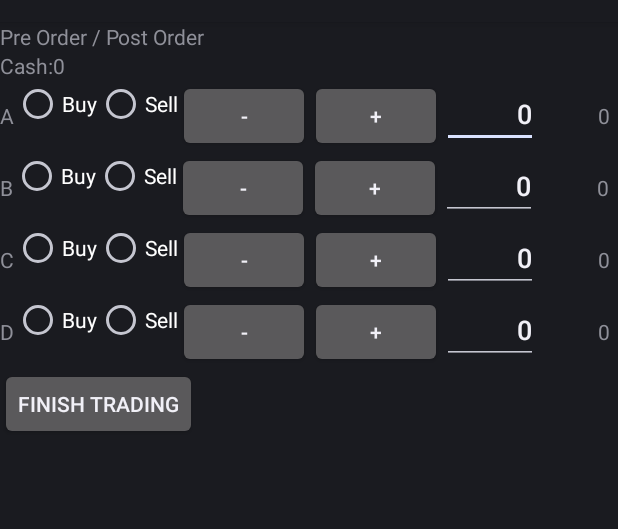
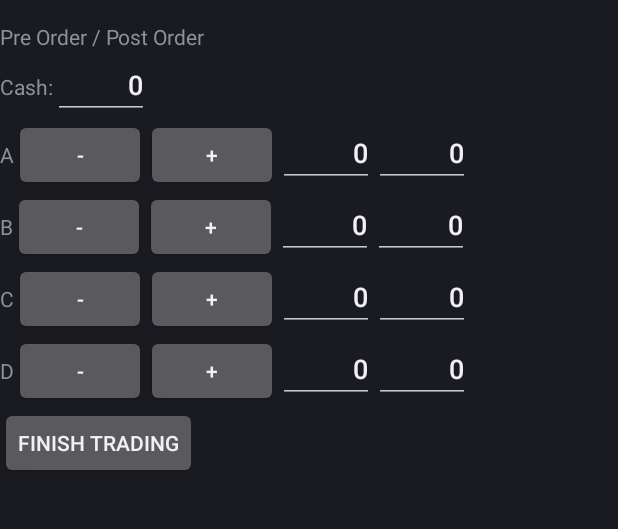
Before and after one commit to VelbazhdSoftwareLLC/Broker-1961-for-Android, an Android app: the BuySellActivity screen opened directly, with no data from a screen before it, on a phone screen of 412 x 824 dp, the part 62-591 px from its top. Run offline under Robolectric (Android 15) with nearby library versions, the light colour scheme and no system bars.

Commit message:
Better sell/buy interface has been implemented.

```diff
--- a/app/src/main/java/eu/veldsoft/broker/BuySellActivity.java
+++ b/app/src/main/java/eu/veldsoft/broker/BuySellActivity.java
@@ -3,10 +3,10 @@ package eu.veldsoft.broker;
 import android.app.Activity;
 import android.content.Intent;
 import android.os.Bundle;
+import android.util.Log;
 import android.view.View;
 import android.widget.Button;
 import android.widget.EditText;
-import android.widget.RadioButton;
 import android.widget.TextView;
 import android.widget.Toast;
 
@@ -21,6 +21,62 @@ public class BuySellActivity extends Activity {
     private int possibilities[] = {};
 
     /**
+     * Reference to the UI which shows the current cash, current shares, current price.
+     */
+    private EditText changes[] = new EditText[9];
+
+    /**
+     * Try to sell according to available shares.
+     *
+     * @param index The index of the company.
+     */
+    private void tryToSell(int index) {
+        int money = Integer.valueOf(changes[0].getText().toString());
+        int shares = Integer.valueOf(changes[index].getText().toString());
+        int price = Integer.valueOf(changes[index + 4].getText().toString());
+
+        /*
+         * Not enough shares to sell.
+         */
+        if (shares <= 0) {
+            return;
+        }
+
+        money += price;
+        shares--;
+
+        changes[0].setText("" + money);
+        changes[index].setText("" + shares);
+    }
+
+    /**
+     * Try to buy according to available money.
+     *
+     * @param index The index of the company.
+     */
+    private void tryToBuy(int index) {
+        int money = Integer.valueOf(changes[0].getText().toString());
+        int shares = Integer.valueOf(changes[index].getText().toString());
+        int price = Integer.valueOf(changes[index + 4].getText().toString());
+        Log.i("TAG01", "" + money);
+        Log.i("TAG01", "" + shares);
+        Log.i("TAG01", "" + price);
+
+        /*
+         * Not enough money to buy.
+         */
+        if (money < price) {
+            return;
+        }
+
+        shares++;
+        money -= price;
+
+        changes[0].setText("" + money);
+        changes[index].setText("" + shares);
+    }
+
+    /**
      * {@inheritDoc}
      */
     @Override
@@ -28,35 +84,105 @@ public class BuySellActivity extends Activity {
         super.onCreate(savedInstanceState);
         setContentView(R.layout.activity_buy_sell);
 
+        /*
+         * Reference to the current money UI.
+         */
+        changes[0] = (EditText) findViewById(R.id.availableCash);
+
+        /*
+         * References to the current shares UI.
+         */
+        changes[1] = (EditText) findViewById(R.id.aAmountNumber);
+        changes[2] = (EditText) findViewById(R.id.bAmountNumber);
+        changes[3] = (EditText) findViewById(R.id.cAmountNumber);
+        changes[4] = (EditText) findViewById(R.id.dAmountNumber);
+
+        /*
+         * References to the current prices UI.
+         */
+        changes[5] = (EditText) findViewById(R.id.aCurrentPrice);
+        changes[6] = (EditText) findViewById(R.id.bCurrentPrice);
+        changes[7] = (EditText) findViewById(R.id.cCurrentPrice);
+        changes[8] = (EditText) findViewById(R.id.dCurrentPrice);
+
+        findViewById(R.id.aMinus).setOnClickListener(new View.OnClickListener() {
+            @Override
+            public void onClick(View v) {
+                tryToSell(1);
+            }
+        });
+        findViewById(R.id.bMinus).setOnClickListener(new View.OnClickListener() {
+            @Override
+            public void onClick(View v) {
+                tryToSell(2);
+            }
+        });
+        findViewById(R.id.cMinus).setOnClickListener(new View.OnClickListener() {
+            @Override
+            public void onClick(View v) {
+                tryToSell(3);
+            }
+        });
+        findViewById(R.id.dMinus).setOnClickListener(new View.OnClickListener() {
+            @Override
+            public void onClick(View v) {
+                tryToSell(4);
+            }
+        });
+        findViewById(R.id.aPlus).setOnClickListener(new View.OnClickListener() {
+            @Override
+            public void onClick(View v) {
+                tryToBuy(1);
+            }
+        });
+        findViewById(R.id.bPlus).setOnClickListener(new View.OnClickListener() {
+            @Override
+            public void onClick(View v) {
+                tryToBuy(2);
+            }
+        });
+        findViewById(R.id.cPlus).setOnClickListener(new View.OnClickListener() {
+            @Override
+            public void onClick(View v) {
+                tryToBuy(3);
+            }
+        });
+        findViewById(R.id.dPlus).setOnClickListener(new View.OnClickListener() {
+            @Override
+            public void onClick(View v) {
+                tryToBuy(4);
+            }
+        });
+
         ((Button) findViewById(R.id.tradeFinish)).setOnClickListener(new View.OnClickListener() {
             @Override
             public void onClick(View view) {
                 int[] shares = {0, 0, 0, 0};
 
-                if (((RadioButton) findViewById(R.id.aBuyButton)).isChecked()) {
-                    shares[0] = Math.abs(Integer.valueOf(((EditText) findViewById(R.id.aAmountNumber)).getText().toString()));
-                }
-                if (((RadioButton) findViewById(R.id.aSellButton)).isChecked()) {
-                    shares[0] = -Math.abs(Integer.valueOf(((EditText) findViewById(R.id.aAmountNumber)).getText().toString()));
-                }
-                if (((RadioButton) findViewById(R.id.bBuyButton)).isChecked()) {
-                    shares[1] = Math.abs(Integer.valueOf(((EditText) findViewById(R.id.bAmountNumber)).getText().toString()));
-                }
-                if (((RadioButton) findViewById(R.id.bSellButton)).isChecked()) {
-                    shares[1] = -Math.abs(Integer.valueOf(((EditText) findViewById(R.id.bAmountNumber)).getText().toString()));
-                }
-                if (((RadioButton) findViewById(R.id.cBuyButton)).isChecked()) {
-                    shares[2] = Math.abs(Integer.valueOf(((EditText) findViewById(R.id.cAmountNumber)).getText().toString()));
-                }
-                if (((RadioButton) findViewById(R.id.cSellButton)).isChecked()) {
-                    shares[2] = -Math.abs(Integer.valueOf(((EditText) findViewById(R.id.cAmountNumber)).getText().toString()));
-                }
-                if (((RadioButton) findViewById(R.id.dBuyButton)).isChecked()) {
-                    shares[3] = Math.abs(Integer.valueOf(((EditText) findViewById(R.id.dAmountNumber)).getText().toString()));
-                }
-                if (((RadioButton) findViewById(R.id.dSellButton)).isChecked()) {
-                    shares[3] = -Math.abs(Integer.valueOf(((EditText) findViewById(R.id.dAmountNumber)).getText().toString()));
-                }
+//                if (((RadioButton) findViewById(R.id.aBuyButton)).isChecked()) {
+//                    shares[0] = Math.abs(Integer.valueOf(((EditText) findViewById(R.id.aAmountNumber)).getText().toString()));
+//                }
+//                if (((RadioButton) findViewById(R.id.aSellButton)).isChecked()) {
+//                    shares[0] = -Math.abs(Integer.valueOf(((EditText) findViewById(R.id.aAmountNumber)).getText().toString()));
+//                }
+//                if (((RadioButton) findViewById(R.id.bBuyButton)).isChecked()) {
+//                    shares[1] = Math.abs(Integer.valueOf(((EditText) findViewById(R.id.bAmountNumber)).getText().toString()));
+//                }
+//                if (((RadioButton) findViewById(R.id.bSellButton)).isChecked()) {
+//                    shares[1] = -Math.abs(Integer.valueOf(((EditText) findViewById(R.id.bAmountNumber)).getText().toString()));
+//                }
+//                if (((RadioButton) findViewById(R.id.cBuyButton)).isChecked()) {
+//                    shares[2] = Math.abs(Integer.valueOf(((EditText) findViewById(R.id.cAmountNumber)).getText().toString()));
+//                }
+//                if (((RadioButton) findViewById(R.id.cSellButton)).isChecked()) {
+//                    shares[2] = -Math.abs(Integer.valueOf(((EditText) findViewById(R.id.cAmountNumber)).getText().toString()));
+//                }
+//                if (((RadioButton) findViewById(R.id.dBuyButton)).isChecked()) {
+//                    shares[3] = Math.abs(Integer.valueOf(((EditText) findViewById(R.id.dAmountNumber)).getText().toString()));
+//                }
+//                if (((RadioButton) findViewById(R.id.dSellButton)).isChecked()) {
+//                    shares[3] = -Math.abs(Integer.valueOf(((EditText) findViewById(R.id.dAmountNumber)).getText().toString()));
+//                }
 
                 Intent intent = new Intent();
                 intent.putExtra("buySellShares", shares);
@@ -66,7 +192,6 @@ public class BuySellActivity extends Activity {
             }
         });
     }
-
 
     /**
      * {@inheritDoc}
--- a/app/src/main/java/eu/veldsoft/broker/GameActivity.java
+++ b/app/src/main/java/eu/veldsoft/broker/GameActivity.java
@@ -249,6 +249,8 @@ public class GameActivity extends Activity {
         for (View view : MARKERS_IMAGES) {
             view.setVisibility(View.INVISIBLE);
         }
+
+        redraw();
     }
 
     /**
@@ -423,6 +425,7 @@ public class GameActivity extends Activity {
             for (View view : MARKERS_IMAGES) {
                 view.setVisibility(View.INVISIBLE);
             }
+            this.setTitle(getString(R.string.start_new_game_text));
             return;
         } else {
             BOARD_IMAGE.setVisibility(View.VISIBLE);
--- a/app/src/main/res/layout/activity_buy_sell.xml
+++ b/app/src/main/res/layout/activity_buy_sell.xml
@@ -26,11 +26,20 @@
                 android:layout_height="wrap_content"
                 android:text="@string/cash_label" />
 
-            <TextView
+            <EditText
                 android:id="@+id/availableCash"
                 android:layout_width="match_parent"
                 android:layout_height="wrap_content"
-                android:text="0" />
+                android:ems="3"
+                android:text="0"
+                android:textAlignment="viewEnd"
+                android:inputType="number"
+                android:clickable="false"
+                android:focusable="false"
+                android:focusableInTouchMode="false"
+                android:longClickable="false"
+                android:linksClickable="false"
+                android:autoLink="none"/>
         </LinearLayout>
 
         <LinearLayout
@@ -42,24 +51,6 @@
                 android:layout_width="match_parent"
                 android:layout_height="wrap_content"
                 android:text="A" />
-
-            <RadioGroup
-                android:orientation="horizontal"
-                android:layout_width="wrap_content"
-                android:layout_height="wrap_content">
-
-                <RadioButton
-                    android:id="@+id/aBuyButton"
-                    android:layout_width="wrap_content"
-                    android:layout_height="wrap_content"
-                    android:text="Buy" />
-
-                <RadioButton
-                    android:id="@+id/aSellButton"
-                    android:layout_width="wrap_content"
-                    android:layout_height="wrap_content"
-                    android:text="Sell" />
-            </RadioGroup>
 
             <Button
                 android:id="@+id/aMinus"
@@ -80,16 +71,28 @@
                 android:ems="3"
                 android:text="0"
                 android:textAlignment="viewEnd"
-                android:inputType="number" />
+                android:inputType="number"
+                android:clickable="false"
+                android:focusable="false"
+                android:focusableInTouchMode="false"
+                android:longClickable="false"
+                android:linksClickable="false"
+                android:autoLink="none"/>
 
-            <TextView
+            <EditText
                 android:id="@+id/aCurrentPrice"
                 android:layout_width="match_parent"
                 android:layout_height="wrap_content"
                 android:ems="3"
                 android:text="0"
                 android:textAlignment="viewEnd"
-                android:inputType="number" />
+                android:inputType="number"
+                android:clickable="false"
+                android:focusable="false"
+                android:focusableInTouchMode="false"
+                android:longClickable="false"
+                android:linksClickable="false"
+                android:autoLink="none"/>
         </LinearLayout>
 
         <LinearLayout
@@ -101,24 +104,6 @@
                 android:layout_width="match_parent"
                 android:layout_height="wrap_content"
                 android:text="B" />
-
-            <RadioGroup
-                android:orientation="horizontal"
-                android:layout_width="wrap_content"
-                android:layout_height="wrap_content">
-
-                <RadioButton
-                    android:id="@+id/bBuyButton"
-                    android:layout_width="wrap_content"
-                    android:layout_height="wrap_content"
-                    android:text="Buy" />
-
-                <RadioButton
-                    android:id="@+id/bSellButton"
-                    android:layout_width="wrap_content"
-                    android:layout_height="wrap_content"
-                    android:text="Sell" />
-            </RadioGroup>
 
             <Button
                 android:id="@+id/bMinus"
@@ -139,16 +124,28 @@
                 android:ems="3"
                 android:text="0"
                 android:textAlignment="viewEnd"
-                android:inputType="number" />
+                android:inputType="number"
+                android:clickable="false"
+                android:focusable="false"
+                android:focusableInTouchMode="false"
+                android:longClickable="false"
+                android:linksClickable="false"
+                android:autoLink="none"/>
 
-            <TextView
+            <EditText
                 android:id="@+id/bCurrentPrice"
                 android:layout_width="match_parent"
                 android:layout_height="wrap_content"
                 android:ems="3"
                 android:text="0"
                 android:textAlignment="viewEnd"
-                android:inputType="number" />
+                android:inputType="number"
+                android:clickable="false"
+                android:focusable="false"
+                android:focusableInTouchMode="false"
+                android:longClickable="false"
+                android:linksClickable="false"
+                android:autoLink="none"/>
         </LinearLayout>
 
         <LinearLayout
@@ -160,24 +157,6 @@
                 android:layout_width="match_parent"
                 android:layout_height="wrap_content"
                 android:text="C" />
-
-            <RadioGroup
-                android:orientation="horizontal"
-                android:layout_width="wrap_content"
-                android:layout_height="wrap_content">
-
-                <RadioButton
-                    android:id="@+id/cBuyButton"
-                    android:layout_width="wrap_content"
-                    android:layout_height="wrap_content"
-                    android:text="Buy" />
-
-                <RadioButton
-                    android:id="@+id/cSellButton"
-                    android:layout_width="wrap_content"
-                    android:layout_height="wrap_content"
-                    android:text="Sell" />
-            </RadioGroup>
 
             <Button
                 android:id="@+id/cMinus"
@@ -198,16 +177,28 @@
                 android:ems="3"
                 android:text="0"
                 android:textAlignment="viewEnd"
-                android:inputType="number" />
+                android:inputType="number"
+                android:clickable="false"
+                android:focusable="false"
+                android:focusableInTouchMode="false"
+                android:longClickable="false"
+                android:linksClickable="false"
+                android:autoLink="none"/>
 
-            <TextView
+            <EditText
                 android:id="@+id/cCurrentPrice"
                 android:layout_width="match_parent"
                 android:layout_height="wrap_content"
                 android:ems="3"
                 android:text="0"
                 android:textAlignment="viewEnd"
-                android:inputType="number" />
+                android:inputType="number"
+                android:clickable="false"
+                android:focusable="false"
+                android:focusableInTouchMode="false"
+                android:longClickable="false"
+                android:linksClickable="false"
+                android:autoLink="none"/>
         </LinearLayout>
 
         <LinearLayout
@@ -219,24 +210,6 @@
                 android:layout_width="match_parent"
                 android:layout_height="wrap_content"
                 android:text="D" />
-
-            <RadioGroup
-                android:orientation="horizontal"
-                android:layout_width="wrap_content"
-                android:layout_height="wrap_content">
-
-                <RadioButton
-                    android:id="@+id/dBuyButton"
-                    android:layout_width="wrap_content"
-                    android:layout_height="wrap_content"
-                    android:text="Buy" />
-
-                <RadioButton
-                    android:id="@+id/dSellButton"
-                    android:layout_width="wrap_content"
-                    android:layout_height="wrap_content"
-                    android:text="Sell" />
-            </RadioGroup>
 
             <Button
                 android:id="@+id/dMinus"
@@ -257,16 +230,28 @@
                 android:ems="3"
                 android:text="0"
                 android:textAlignment="viewEnd"
-                android:inputType="number" />
+                android:inputType="number"
+                android:clickable="false"
+                android:focusable="false"
+                android:focusableInTouchMode="false"
+                android:longClickable="false"
+                android:linksClickable="false"
+                android:autoLink="none"/>
 
-            <TextView
+            <EditText
                 android:id="@+id/dCurrentPrice"
                 android:layout_width="match_parent"
                 android:layout_height="wrap_content"
                 android:ems="3"
                 android:text="0"
                 android:textAlignment="viewEnd"
-                android:inputType="number" />
+                android:inputType="number"
+                android:clickable="false"
+                android:focusable="false"
+                android:focusableInTouchMode="false"
+                android:longClickable="false"
+                android:linksClickable="false"
+                android:autoLink="none"/>
         </LinearLayout>
 
         <Button
--- a/app/src/main/res/values/strings.xml
+++ b/app/src/main/res/values/strings.xml
@@ -63,4 +63,5 @@ In Broker, players have the power to manipulate the market and buy and sell stoc
     <string name="host_connection_is_not_possible_text">Host connection is not possible!</string>
     <string name="cash_label">Cash:</string>
     <string name="incorrect_trading_information_text">Incorrect trading information!</string>
+    <string name="start_new_game_text">Start new game!</string>
 </resources>
```
